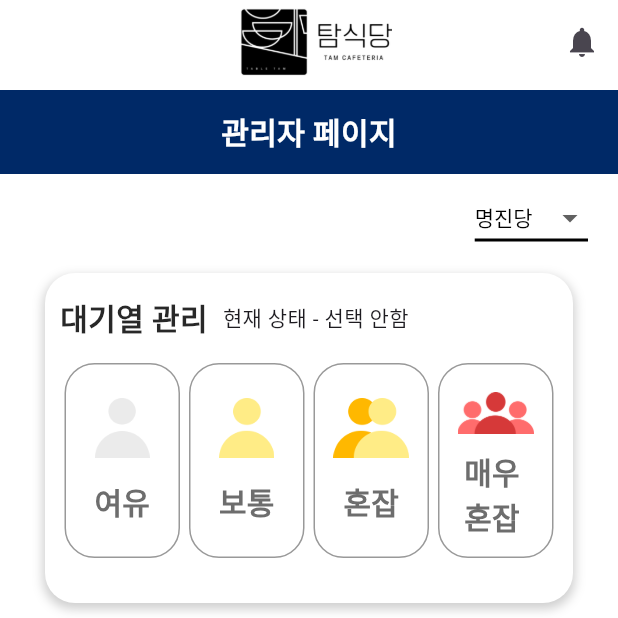
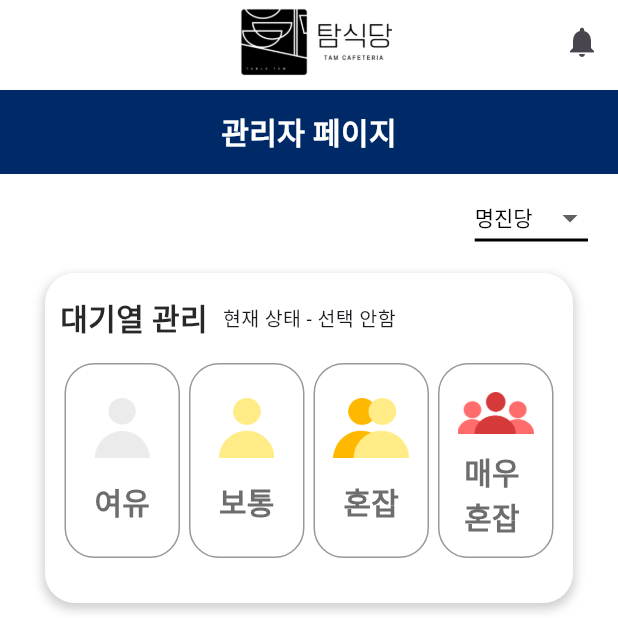
Before and after one commit to Team-Fiveguys/TAM-Cafeteria-Front, a Flutter app: the screen it shows after launch, on a phone screen of 412 x 824 dp, the top half of it. Run offline on Flutter 3.47's test engine with Material 3 defaults, Android fonts, the phone set to English and light mode, and no system bars; drawn by our look-alikes of auto_size_text; our stand-ins replace image_picker; key blocks and very long unbroken strings in the code were emptied for the run.

Commit message:
UI 수정

```diff
--- a/lib/screens/admin_screen.dart
+++ b/lib/screens/admin_screen.dart
@@ -1,5 +1,6 @@
 import 'dart:io';
 
+import 'package:auto_size_text/auto_size_text.dart';
 import 'package:flutter/material.dart';
 import 'package:image_picker/image_picker.dart';
 import 'package:intl/intl.dart';
@@ -24,6 +25,17 @@ class _AdminPageState extends State<AdminPage> {
   int? currentWaitingTime = 5;
   XFile? _image;
   final ImagePicker _picker = ImagePicker();
+
+  late String cafeteriaName;
+
+  @override
+  void initState() {
+    // TODO: implement initState
+    super.initState();
+    if (selectedItem != null) {
+      cafeteriaName = selectedItem!;
+    }
+  }
 
   String? selectedCategory; // 선택된 카테고리를 저장할 변수
   final TextEditingController menuNameController = TextEditingController();
@@ -254,7 +266,6 @@ class _AdminPageState extends State<AdminPage> {
                     ),
                   ],
                 ),
-                width: 360,
                 height: 220,
                 child: Padding(
                   padding: const EdgeInsets.symmetric(
@@ -264,7 +275,7 @@ class _AdminPageState extends State<AdminPage> {
                   child: Column(
                     children: [
                       Row(
-                        // crossAxisAlignment: CrossAxisAlignment.center,
+                        crossAxisAlignment: CrossAxisAlignment.center,
                         children: [
                           const Text(
                             '대기열 관리',
@@ -277,7 +288,16 @@ class _AdminPageState extends State<AdminPage> {
                           const SizedBox(
                             width: 10,
                           ),
-                          Text('현재 상태 - $currentWaitingStatus')
+                          Expanded(
+                            child: AutoSizeText(
+                              '현재 상태 - $currentWaitingStatus',
+                              style: const TextStyle(
+                                fontSize: 13,
+                              ),
+                              minFontSize: 10,
+                              maxLines: 2,
+                            ),
+                          )
                         ],
                       ),
                       const SizedBox(
@@ -315,7 +335,6 @@ class _AdminPageState extends State<AdminPage> {
                     ),
                   ],
                 ),
-                width: 360,
                 height: 220,
                 child: Padding(
                   padding: const EdgeInsets.symmetric(
@@ -369,7 +388,6 @@ class _AdminPageState extends State<AdminPage> {
                     ),
                   ],
                 ),
-                width: 360,
                 height: 220,
                 child: Padding(
                   padding: const EdgeInsets.symmetric(
@@ -528,7 +546,9 @@ class _AdminPageState extends State<AdminPage> {
                             Navigator.push(
                               context,
                               MaterialPageRoute(
-                                builder: (context) => const WeekDiet(),
+                                builder: (context) => WeekDiet(
+                                  cafeteriaName: cafeteriaName,
+                                ),
                               ),
                             );
                           },
```
